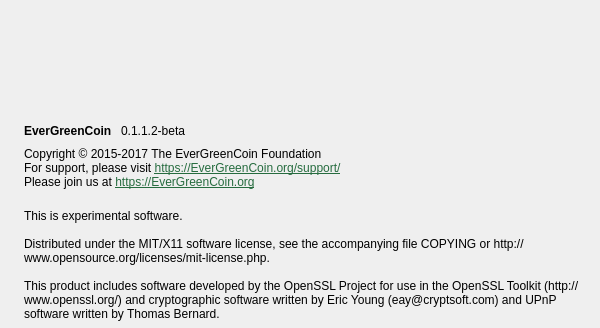
Old version of the form src/qt/forms/aboutdialog.ui in the repository m1ari/EverGreenCoin; both pictures show x 0 to 600 and y 0 to 328 of the 600 by 470 pixel window.
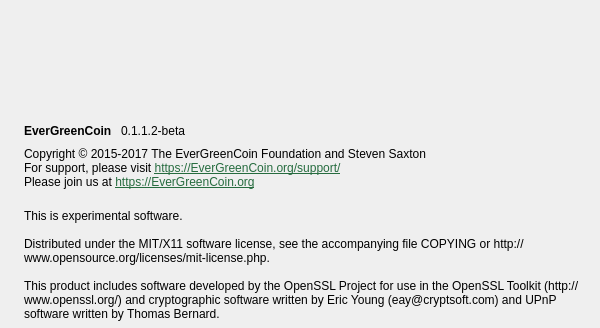
New version of the form. Icons and pictures are not drawn.

Commit message: Small wording and UI corrections

The edit to the form file:
```diff
--- a/src/qt/forms/aboutdialog.ui
+++ b/src/qt/forms/aboutdialog.ui
@@ -91,7 +91,7 @@
         <cursorShape>IBeamCursor</cursorShape>
        </property>
        <property name="text">
-        <string>&lt;html&gt;&lt;head/&gt;&lt;body&gt;&lt;p&gt;Copyright © 2015-2017 The EverGreenCoin Foundation&lt;br/&gt;For support, please visit &lt;a href=&quot;https://EverGreenCoin.org/support/&quot;&gt;&lt;span style=&quot; text-decoration: underline; color:#266c3f;&quot;&gt;https://EverGreenCoin.org/support/&lt;/span&gt;&lt;/a&gt;&lt;br/&gt;Please join us at &lt;a href=&quot;https://EverGreenCoin.org&quot;&gt;&lt;span style=&quot; text-decoration: underline; color:#266c3f;&quot;&gt;https://EverGreenCoin.org&lt;/span&gt;&lt;/a&gt;&lt;/p&gt;&lt;/body&gt;&lt;/html&gt;</string>
+        <string>&lt;html&gt;&lt;head/&gt;&lt;body&gt;&lt;p&gt;Copyright © 2015-2017 The EverGreenCoin Foundation and Steven Saxton&lt;br/&gt;For support, please visit &lt;a href=&quot;https://EverGreenCoin.org/support/&quot;&gt;&lt;span style=&quot; text-decoration: underline; color:#266c3f;&quot;&gt;https://EverGreenCoin.org/support/&lt;/span&gt;&lt;/a&gt;&lt;br/&gt;Please join us at &lt;a href=&quot;https://EverGreenCoin.org&quot;&gt;&lt;span style=&quot; text-decoration: underline; color:#266c3f;&quot;&gt;https://EverGreenCoin.org&lt;/span&gt;&lt;/a&gt;&lt;/p&gt;&lt;/body&gt;&lt;/html&gt;</string>
        </property>
        <property name="textFormat">
         <enum>Qt::RichText</enum>
```
The commit also changes 6 other files.
